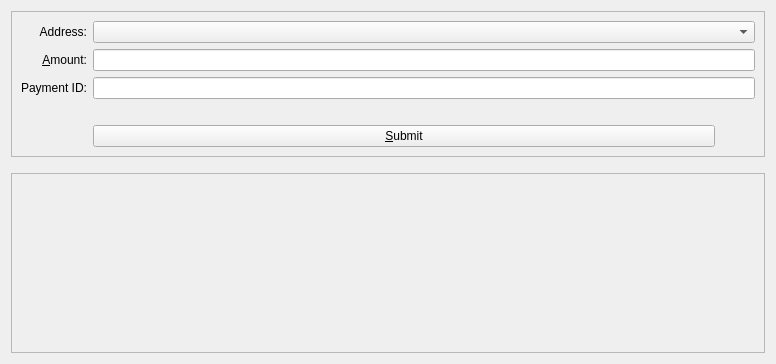
Old version of the form src/qt/forms/receivecoinsdialog.ui in the repository pedrorv0106/DAPS.
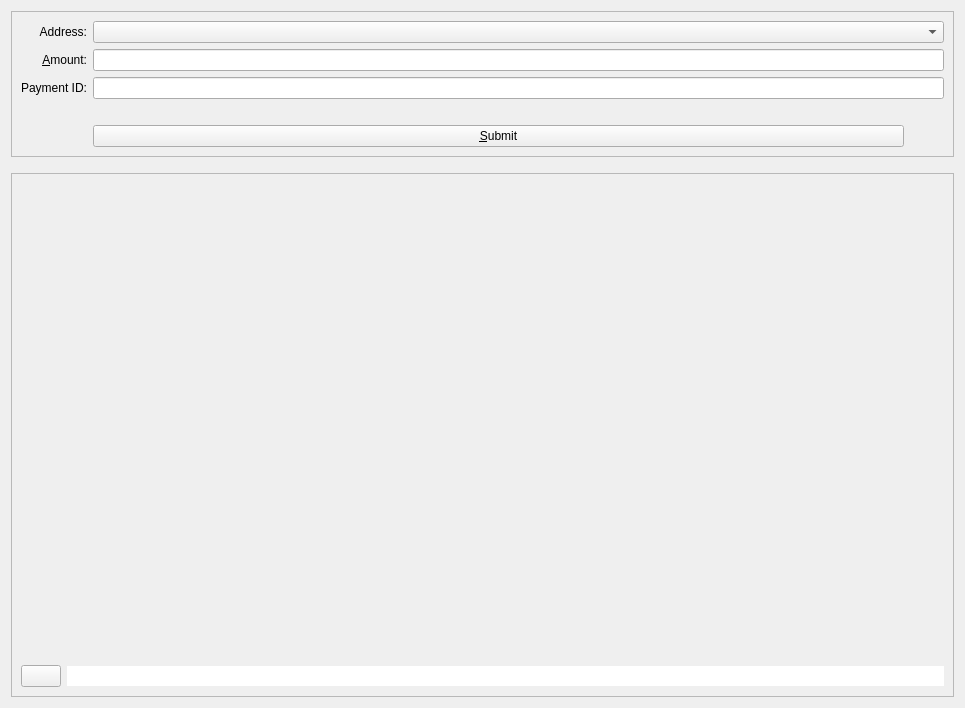
New version of the form. Icons and pictures are not drawn. Custom widgets are drawn as their Qt base class.

Commit message: DAPS-483 DAPS-426 update transaction history page for new transaction methods(reveal amounts) & show primary account address on receive screen

What changed in the file:
```diff
--- a/src/qt/forms/receivecoinsdialog.ui
+++ b/src/qt/forms/receivecoinsdialog.ui
@@ -9,8 +9,8 @@
    <rect>
     <x>0</x>
     <y>0</y>
-    <width>776</width>
-    <height>364</height>
+    <width>965</width>
+    <height>708</height>
    </rect>
   </property>
   <layout class="QVBoxLayout" name="verticalLayout" stretch="0,0,1">
@@ -187,7 +187,51 @@
      </property>
      <layout class="QVBoxLayout" name="verticalLayout_2">
       <item>
-       <layout class="QHBoxLayout" name="horizontalLayout_2"/>
+       <layout class="QVBoxLayout" name="verticalLayout_4">
+        <item>
+         <spacer name="verticalSpacer">
+          <property name="orientation">
+           <enum>Qt::Vertical</enum>
+          </property>
+          <property name="sizeHint" stdset="0">
+           <size>
+            <width>20</width>
+            <height>40</height>
+           </size>
+          </property>
+         </spacer>
+        </item>
+        <item>
+         <layout class="QHBoxLayout" name="horizontalLayout_2">
+          <item>
+           <widget class="QPushButton" name="pushButtonCP">
+            <property name="text">
+             <string/>
+            </property>
+           </widget>
+          </item>
+          <item>
+           <widget class="QLineEdit" name="lineEditAddress">
+            <property name="inputMask">
+             <string notr="true"/>
+            </property>
+            <property name="text">
+             <string notr="true"/>
+            </property>
+            <property name="frame">
+             <bool>false</bool>
+            </property>
+            <property name="alignment">
+             <set>Qt::AlignLeading|Qt::AlignLeft|Qt::AlignVCenter</set>
+            </property>
+            <property name="readOnly">
+             <bool>true</bool>
+            </property>
+           </widget>
+          </item>
+         </layout>
+        </item>
+       </layout>
       </item>
      </layout>
     </widget>
```
Left out of the diff: 11 changed lines with no effect on the pictures. The commit also changes 5 other files.
